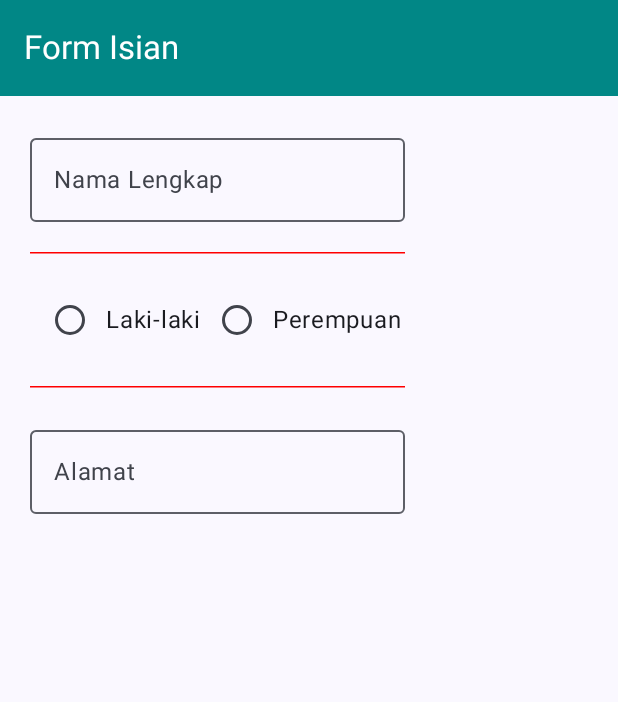
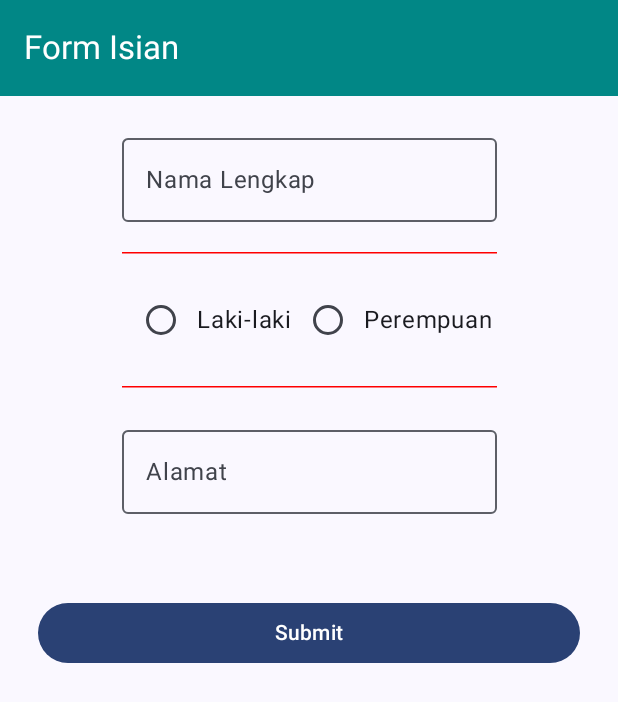
Before and after one commit to LichtPUBLIC/QuestNavigasiUI_172, an Android app built with Jetpack Compose: the composable FormIsian shown on its own in the app's theme, on a phone screen of 412 x 824 dp. Shown: the top 702 px of the screen. Run offline under Robolectric (Android 15) with nearby library versions, the phone set to English and light mode, and no system bars.

Commit message:
Menambahkan tombol 'Submit' dan logikanya

```diff
--- a/app/src/main/java/com/example/navigasi/view/Formulir.kt
+++ b/app/src/main/java/com/example/navigasi/view/Formulir.kt
@@ -84,7 +84,14 @@ fun FormIsian(
                 label = {Text(text = "Alamat")},
                 onValueChange = {},
             )
-
+            Spacer(modifier = Modifier.height( 30.dp))
+            Button(
+                modifier = Modifier.fillMaxWidth( 1f)
+                    .padding(all = 25.dp),
+                onClick = onSubmitButtonClicked
+            ) {
+                Text(text = stringResource(id = R.string.submit))
+            }
         }
     }
 }
```
